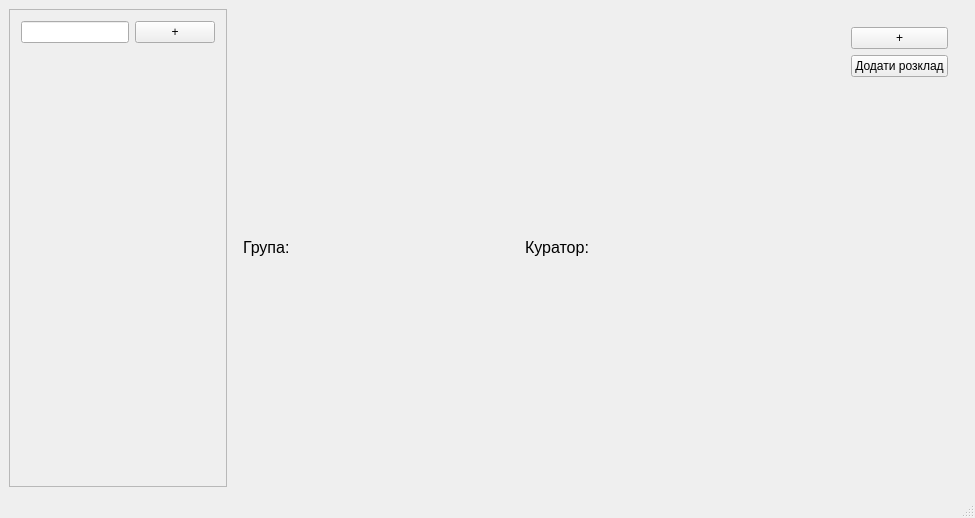
zzvanyazz/Kursova_2, file Kursova_2/ScheduleForms/schedulemainwindow.ui: the form before one commit.
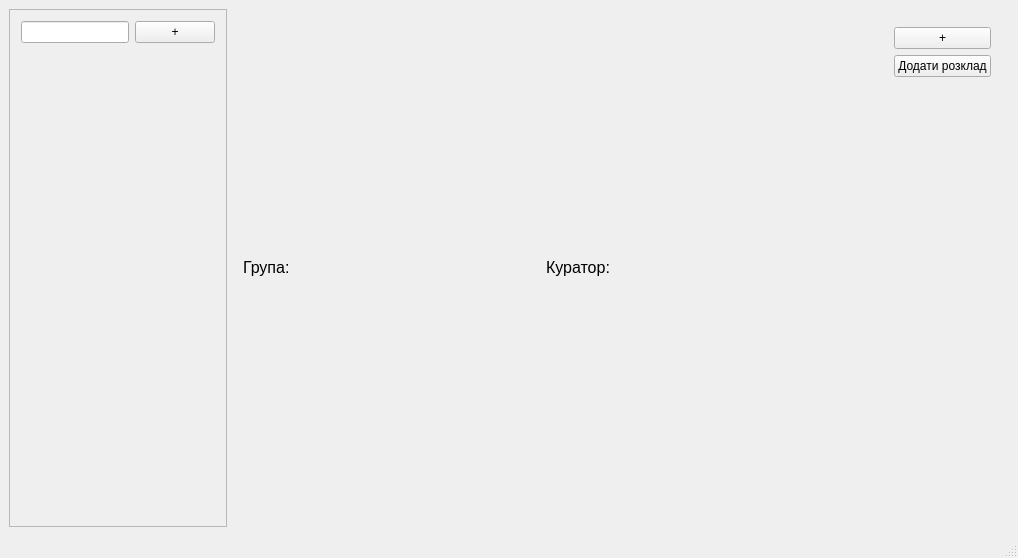
The form after the commit.

What changed in the file:
```diff
--- a/Kursova_2/ScheduleForms/schedulemainwindow.ui
+++ b/Kursova_2/ScheduleForms/schedulemainwindow.ui
@@ -6,8 +6,8 @@
    <rect>
     <x>0</x>
     <y>0</y>
-    <width>975</width>
-    <height>518</height>
+    <width>1018</width>
+    <height>558</height>
    </rect>
   </property>
   <property name="sizePolicy">
@@ -38,7 +38,7 @@
          <x>0</x>
          <y>0</y>
          <width>221</width>
-         <height>444</height>
+         <height>484</height>
         </rect>
        </property>
        <property name="sizePolicy">
@@ -122,6 +122,12 @@
            <property name="topMargin">
             <number>1</number>
            </property>
+           <property name="rightMargin">
+            <number>1</number>
+           </property>
+           <property name="bottomMargin">
+            <number>1</number>
+           </property>
           </layout>
          </widget>
         </item>
```
Left out of the diff: 9 changed lines with no effect on the pictures. Lines whose indentation alone changed are shown as unchanged.
